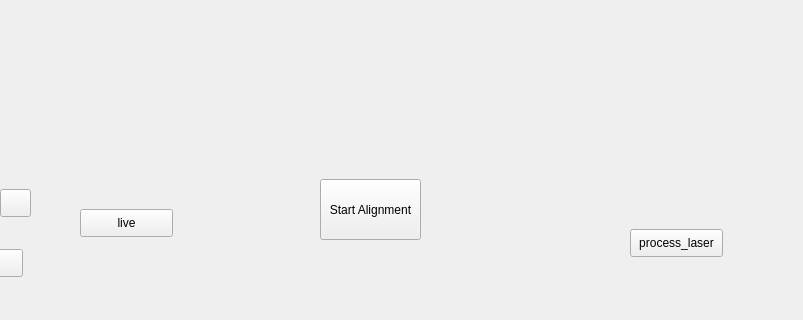
Qt form cam_feed/views/Alignment_Window.ui (aquilesC/NanoCETPy) before a commit; both pictures show x 360 to 1163 and y 480 to 800 of the 1453 by 800 pixel window.
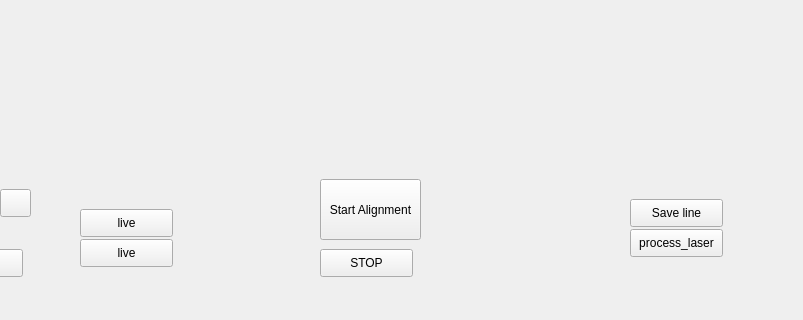
The same form after that commit.

Commit message: Added fine alignment of laser on microscope camera Added buttons for manual troubleshooting

The edit to the form file:
```diff
--- a/cam_feed/views/Alignment_Window.ui
+++ b/cam_feed/views/Alignment_Window.ui
@@ -169,6 +169,45 @@
      <string>process_laser</string>
     </property>
    </widget>
+   <widget class="QPushButton" name="live_button_2">
+    <property name="geometry">
+     <rect>
+      <x>440</x>
+      <y>700</y>
+      <width>93</width>
+      <height>28</height>
+     </rect>
+    </property>
+    <property name="text">
+     <string>live</string>
+    </property>
+   </widget>
+   <widget class="QPushButton" name="stop_button">
+    <property name="geometry">
+     <rect>
+      <x>680</x>
+      <y>710</y>
+      <width>93</width>
+      <height>28</height>
+     </rect>
+    </property>
+    <property name="text">
+     <string>STOP</string>
+    </property>
+   </widget>
+   <widget class="QPushButton" name="linesave_button">
+    <property name="geometry">
+     <rect>
+      <x>990</x>
+      <y>660</y>
+      <width>93</width>
+      <height>28</height>
+     </rect>
+    </property>
+    <property name="text">
+     <string>Save line</string>
+    </property>
+   </widget>
   </widget>
   <widget class="QMenuBar" name="menubar">
    <property name="geometry">
```
The commit also changes 3 other files.
